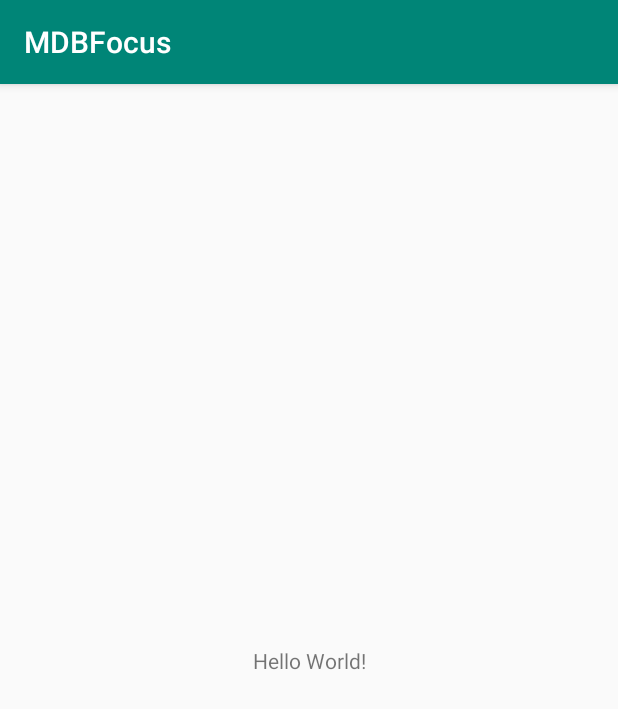
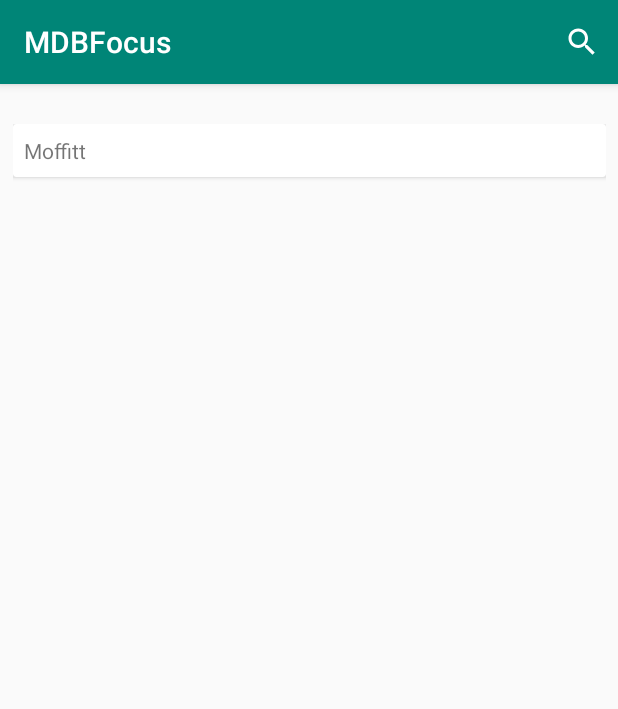
Before and after one commit to aaggarw99/MDBFocus, an Android app: the screen it shows after launch (MainActivity), on a phone screen of 412 x 824 dp. Shown: the top 709 px of the screen. Run offline under Robolectric (Android 15) with nearby library versions, the phone set to English and light mode, and no system bars.

Commit message:
recyclerview implemented + location class

```diff
--- a/app/build.gradle
+++ b/app/build.gradle
@@ -25,4 +25,6 @@ dependencies {
     testImplementation 'junit:junit:4.12'
     androidTestImplementation 'com.android.support.test:runner:1.0.2'
     androidTestImplementation 'com.android.support.test.espresso:espresso-core:3.0.2'
+    implementation 'com.android.support:cardview-v7:28.0.0'
+    implementation 'com.android.support:recyclerview-v7:28.0.0'
 }
--- a/app/src/main/AndroidManifest.xml
+++ b/app/src/main/AndroidManifest.xml
@@ -1,6 +1,6 @@
 <?xml version="1.0" encoding="utf-8"?>
 <manifest xmlns:android="http://schemas.android.com/apk/res/android"
-    package="com.example.mdbfocus" >
+    package="com.example.mdbfocus">
 
     <application
         android:allowBackup="true"
@@ -8,8 +8,8 @@
         android:label="@string/app_name"
         android:roundIcon="@mipmap/ic_launcher_round"
         android:supportsRtl="true"
-        android:theme="@style/AppTheme" >
-        <activity android:name=".MainActivity" >
+        android:theme="@style/AppTheme">
+        <activity android:name=".MainActivity">
             <intent-filter>
                 <action android:name="android.intent.action.MAIN" />
 
--- /dev/null
+++ b/app/src/main/java/com/example/mdbfocus/Location.java
@@ -0,0 +1,18 @@
+package com.example.mdbfocus;
+
+public class Location {
+
+    public String name;
+    public int lat;
+    public int lon;
+
+    public Location(String name, int lat, int lon) {
+        this.name = name;
+        this.lat = lat;
+        this.lon = lon;
+    }
+
+    public String getName() {
+        return name;
+    }
+}
--- /dev/null
+++ b/app/src/main/java/com/example/mdbfocus/LocationAdapter.java
@@ -0,0 +1,91 @@
+package com.example.mdbfocus;
+
+import android.content.Context;
+import android.content.DialogInterface;
+import android.content.Intent;
+import android.support.annotation.NonNull;
+import android.support.v7.app.AlertDialog;
+import android.support.v7.widget.RecyclerView;
+import android.view.LayoutInflater;
+import android.view.View;
+import android.view.ViewGroup;
+import android.widget.TextView;
+
+import java.util.ArrayList;
+import java.util.List;
+
+public class LocationAdapter extends RecyclerView.Adapter<RecyclerView.ViewHolder> {
+    Context context;
+    ArrayList<Location> locations;
+
+    public LocationAdapter(Context context, ArrayList<Location> locations) {
+        // passes in a context and list of social objects
+        this.context = context;
+        this.locations = locations;
+    }
+
+    @NonNull
+    @Override
+    public RecyclerView.ViewHolder onCreateViewHolder(@NonNull ViewGroup viewGroup, int i) {
+        LayoutInflater inflater = LayoutInflater.from(context);
+        // our custom cell layout (card.xml)
+        View row = inflater.inflate(R.layout.card, viewGroup, false);
+        Item item = new Item(row);
+        return item;
+    }
+
+    @Override
+    public void onBindViewHolder(@NonNull RecyclerView.ViewHolder viewHolder, int i) {
+        Location l = locations.get(i);
+
+        // set cell stuff
+        ((Item) viewHolder).nameField.setText(l.getName());
+
+    }
+
+    @Override
+    public int getItemCount() {
+        return locations.size();
+    }
+
+
+    // class that holds all cell values in recycler view
+    public class Item extends RecyclerView.ViewHolder implements View.OnClickListener {
+        public TextView nameField;
+
+
+        public Item(View itemView) {
+            super(itemView);
+            nameField = itemView.findViewById(R.id.locName);
+
+            // this allows the cell to be clicked
+            itemView.setOnClickListener(this);
+        }
+
+        // handles when cell is clicked on
+        @Override
+        public void onClick(View v) {
+            Location purchase = locations.get(getAdapterPosition());
+//            Intent intent = new Intent(context, LocationDetail.class);
+//            intent.putExtra("NAME", purchase.getName());
+//
+//            context.startActivity(intent);
+        }
+    }
+
+    /*
+    public void removeAt(int position, Context context) {
+        DatabaseHelper mDatabaseHelper = new DatabaseHelper(context);
+        Purchase p = purchases.remove(position);
+        notifyItemRemoved(position);
+        notifyItemRangeChanged(position, purchases.size());
+
+        mDatabaseHelper.deleteitem(p.getName());
+    }*/
+
+    public void setSearchOperation(List<Location> newList) {
+        locations = new ArrayList<>();
+        locations.addAll(newList);
+        notifyDataSetChanged();
+    }
+}
--- a/app/src/main/java/com/example/mdbfocus/MainActivity.java
+++ b/app/src/main/java/com/example/mdbfocus/MainActivity.java
@@ -1,13 +1,80 @@
 package com.example.mdbfocus;
 
+import android.app.SearchManager;
+import android.content.Context;
+import android.content.SharedPreferences;
 import android.support.v7.app.AppCompatActivity;
 import android.os.Bundle;
+import android.support.v7.widget.LinearLayoutManager;
+import android.support.v7.widget.RecyclerView;
+import android.support.v7.widget.SearchView;
+import android.view.Menu;
+import android.view.MenuItem;
+
+import java.util.ArrayList;
+import java.util.List;
 
 public class MainActivity extends AppCompatActivity {
+
+    RecyclerView listOfLocations;
+    LocationAdapter adapter;
+    ArrayList<Location> locations;
+    SearchView search;
+
 
     @Override
     protected void onCreate(Bundle savedInstanceState) {
         super.onCreate(savedInstanceState);
         setContentView(R.layout.activity_main);
+
+        locations = new ArrayList<>();
+        // test data for now
+        locations.add(new Location("Moffitt", 100, 100));
+
+        listOfLocations = findViewById(R.id.rv);
+        listOfLocations.setLayoutManager(new LinearLayoutManager(this));
+        adapter = new LocationAdapter(this, locations);
+        listOfLocations.setAdapter(adapter);
+
+    }
+
+    @Override
+    public boolean onCreateOptionsMenu(Menu menu) {
+        getMenuInflater().inflate(R.menu.main_menu, menu);
+
+        SearchManager searchManager = (SearchManager) getSystemService(Context.SEARCH_SERVICE);
+        final SharedPreferences sharedPref = this.getPreferences(Context.MODE_PRIVATE);
+
+
+
+        search = (SearchView) menu.findItem(R.id.action_search).getActionView();
+        search.setSearchableInfo(searchManager.getSearchableInfo(getComponentName()));
+        search.setQueryHint("Enter description here");
+
+        final MenuItem searchItem = menu.findItem(R.id.action_search);
+        final SearchView searchView = (SearchView) searchItem.getActionView();
+        searchView.setOnQueryTextListener(new SearchView.OnQueryTextListener() {
+            @Override
+            public boolean onQueryTextSubmit(String s) {
+                return false;
+            }
+
+            @Override
+            public boolean onQueryTextChange(String s) {
+                s = s.toLowerCase();
+                List<Location> filteredList = new ArrayList<>();
+                for (Location l : locations) {
+                    String locationName = l.getName().toLowerCase();
+                    if (locationName.contains(s)) {
+                        filteredList.add(l);
+                    }
+                }
+                adapter.setSearchOperation(filteredList);
+
+                return false;
+            }
+        });
+
+        return true;
     }
 }
--- a/app/src/main/res/layout/activity_main.xml
+++ b/app/src/main/res/layout/activity_main.xml
@@ -1,19 +1,21 @@
 <?xml version="1.0" encoding="utf-8"?>
-<android.support.constraint.ConstraintLayout
-    xmlns:android="http://schemas.android.com/apk/res/android"
+<android.support.constraint.ConstraintLayout xmlns:android="http://schemas.android.com/apk/res/android"
+    xmlns:app="http://schemas.android.com/apk/res-auto"
     xmlns:tools="http://schemas.android.com/tools"
-    xmlns:app="http://schemas.android.com/apk/res-auto"
     android:layout_width="match_parent"
     android:layout_height="match_parent"
     tools:context=".MainActivity">
 
-    <TextView
-        android:layout_width="wrap_content"
-        android:layout_height="wrap_content"
-        android:text="Hello World!"
+    <android.support.v7.widget.RecyclerView
+        android:id="@+id/rv"
+        android:layout_width="395dp"
+        android:layout_height="715dp"
+        android:layout_marginStart="8dp"
+        android:layout_marginTop="8dp"
+        android:layout_marginEnd="8dp"
+        android:layout_marginBottom="8dp"
         app:layout_constraintBottom_toBottomOf="parent"
-        app:layout_constraintLeft_toLeftOf="parent"
-        app:layout_constraintRight_toRightOf="parent"
+        app:layout_constraintEnd_toEndOf="parent"
+        app:layout_constraintStart_toStartOf="parent"
         app:layout_constraintTop_toTopOf="parent" />
-
 </android.support.constraint.ConstraintLayout>
--- /dev/null
+++ b/app/src/main/res/layout/card.xml
@@ -0,0 +1,31 @@
+<?xml version="1.0" encoding="utf-8"?>
+<android.support.v7.widget.CardView xmlns:android="http://schemas.android.com/apk/res/android"
+    xmlns:app="http://schemas.android.com/apk/res-auto"
+    xmlns:tools="http://schemas.android.com/tools"
+    android:layout_width="match_parent"
+    android:layout_height="wrap_content">
+
+
+
+    <android.support.constraint.ConstraintLayout
+        android:layout_width="match_parent"
+        android:layout_height="match_parent">
+
+
+        <TextView
+            android:id="@+id/locName"
+            android:layout_width="wrap_content"
+            android:layout_height="wrap_content"
+            android:layout_marginStart="16dp"
+            android:layout_marginTop="8dp"
+            android:layout_marginEnd="355dp"
+            android:layout_marginBottom="8dp"
+            android:text="Location"
+            app:layout_constraintBottom_toBottomOf="parent"
+            app:layout_constraintEnd_toEndOf="parent"
+            app:layout_constraintStart_toStartOf="parent"
+            app:layout_constraintTop_toTopOf="parent" />
+    </android.support.constraint.ConstraintLayout>
+
+
+</android.support.v7.widget.CardView>
--- /dev/null
+++ b/app/src/main/res/menu/main_menu.xml
@@ -0,0 +1,12 @@
+<?xml version="1.0" encoding="utf-8"?>
+<menu xmlns:android="http://schemas.android.com/apk/res/android"
+    xmlns:app="http://schemas.android.com/apk/res-auto">
+
+    <item
+        android:id="@+id/action_search"
+        android:icon="@android:drawable/ic_search_category_default"
+        android:title="Menu Title"
+        app:actionViewClass="android.support.v7.widget.SearchView"
+        app:showAsAction="always" />
+
+</menu>
--- a/app/src/main/res/mipmap-anydpi-v26/ic_launcher.xml
+++ b/app/src/main/res/mipmap-anydpi-v26/ic_launcher.xml
@@ -1,5 +1,5 @@
 <?xml version="1.0" encoding="utf-8"?>
 <adaptive-icon xmlns:android="http://schemas.android.com/apk/res/android">
-    <background android:drawable="@drawable/ic_launcher_background"/>
-    <foreground android:drawable="@drawable/ic_launcher_foreground"/>
+    <background android:drawable="@drawable/ic_launcher_background" />
+    <foreground android:drawable="@drawable/ic_launcher_foreground" />
 </adaptive-icon>
--- a/app/src/main/res/mipmap-anydpi-v26/ic_launcher_round.xml
+++ b/app/src/main/res/mipmap-anydpi-v26/ic_launcher_round.xml
@@ -1,5 +1,5 @@
 <?xml version="1.0" encoding="utf-8"?>
 <adaptive-icon xmlns:android="http://schemas.android.com/apk/res/android">
-    <background android:drawable="@drawable/ic_launcher_background"/>
-    <foreground android:drawable="@drawable/ic_launcher_foreground"/>
+    <background android:drawable="@drawable/ic_launcher_background" />
+    <foreground android:drawable="@drawable/ic_launcher_foreground" />
 </adaptive-icon>
--- a/gradle.properties
+++ b/gradle.properties
@@ -1,16 +1,12 @@
 # Project-wide Gradle settings.
-
 # IDE (e.g. Android Studio) users:
 # Gradle settings configured through the IDE *will override*
 # any settings specified in this file.
-
 # For more details on how to configure your build environment visit
 # http://www.gradle.org/docs/current/userguide/build_environment.html
-
 # Specifies the JVM arguments used for the daemon process.
 # The setting is particularly useful for tweaking memory settings.
 org.gradle.jvmargs=-Xmx1536m
-
 # When configured, Gradle will run in incubating parallel mode.
 # This option should only be used with decoupled projects. More details, visit
 # http://www.gradle.org/docs/current/userguide/multi_project_builds.html#sec:decoupled_projects
```
Also changed, not shown: app/src/main/res/drawable-v24/ic_launcher_foreground.xml (+6 -6 lines), app/src/main/res/drawable/ic_launcher_background.xml (+166 -70 lines).
